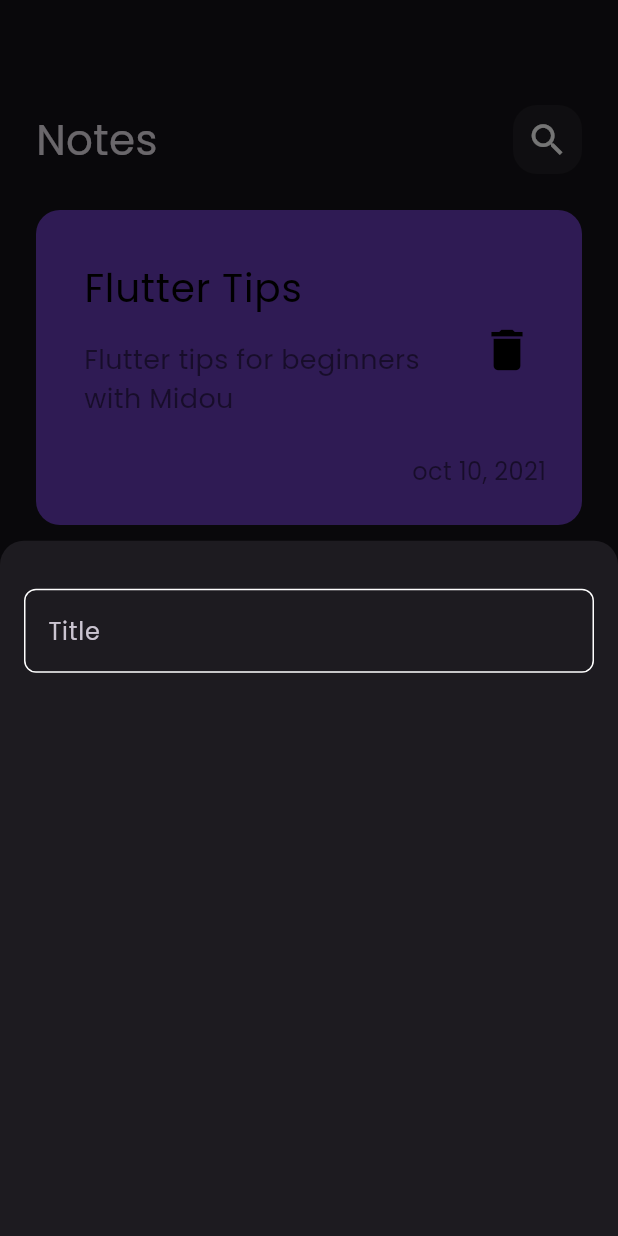
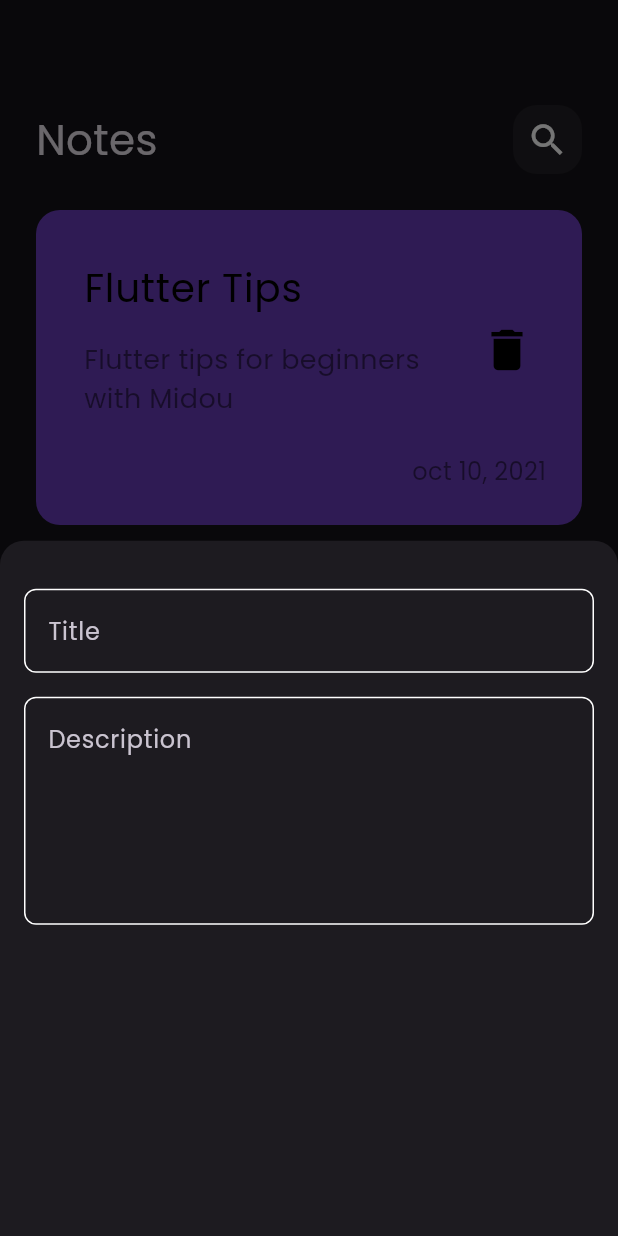
Before and after one commit to midouarif/Note-App, a Flutter app: the screen it shows after launch, after a tap on the "add" icon, on a phone screen of 412 x 824 dp. Run offline on Flutter 3.47's test engine with Material 3 defaults, Android fonts, the phone set to English and light mode, and no system bars.

Commit message:
add fields to buttom sheet

```diff
--- a/lib/views/widgets/add_note_sheet.dart
+++ b/lib/views/widgets/add_note_sheet.dart
@@ -9,7 +9,17 @@ class AddNoteSheet extends StatelessWidget {
     return const Padding(
       padding: EdgeInsets.symmetric(horizontal: 16),
       child: Column(
-        children: [SizedBox(height: 32), MyTextField(),],
+        children: [
+          SizedBox(height: 32),
+          MyTextField(
+            hintText: 'Title',
+          ),
+          SizedBox(height: 16),
+          MyTextField(
+            hintText: 'Description',
+            maxlines: 5,
+          ),
+        ],
       ),
     );
   }
--- a/lib/views/widgets/my_text_field.dart
+++ b/lib/views/widgets/my_text_field.dart
@@ -1,14 +1,18 @@
 import 'package:flutter/material.dart';
 
 class MyTextField extends StatelessWidget {
-  const MyTextField({super.key});
+  final String hintText;
+  final int maxlines;
+  const MyTextField({super.key, required this.hintText, this.maxlines = 1});
 
   @override
   Widget build(BuildContext context) {
     return TextField(
+      maxLines: maxlines,
       cursorColor: Colors.deepPurple,
       decoration: InputDecoration(
-        hintText: 'Title',
+        hintText: hintText,
+
         //hintStyle: const TextStyle(color: Colors.deepPurple),
         border: myBorder(),
         focusedBorder: myBorder(Colors.deepPurple),
```
